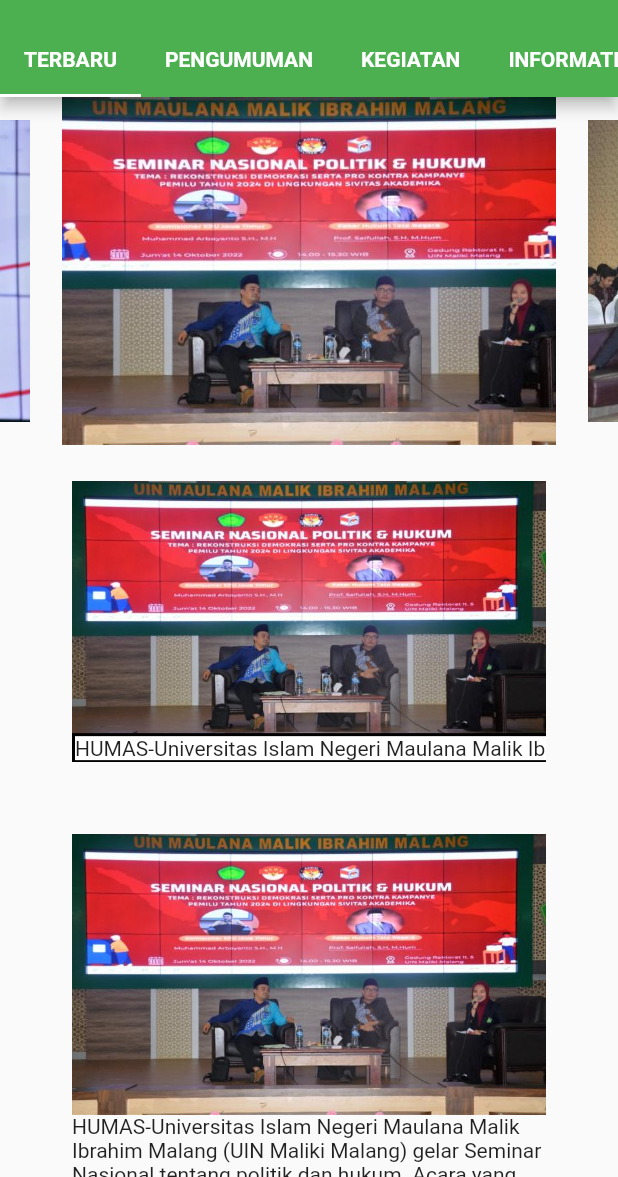
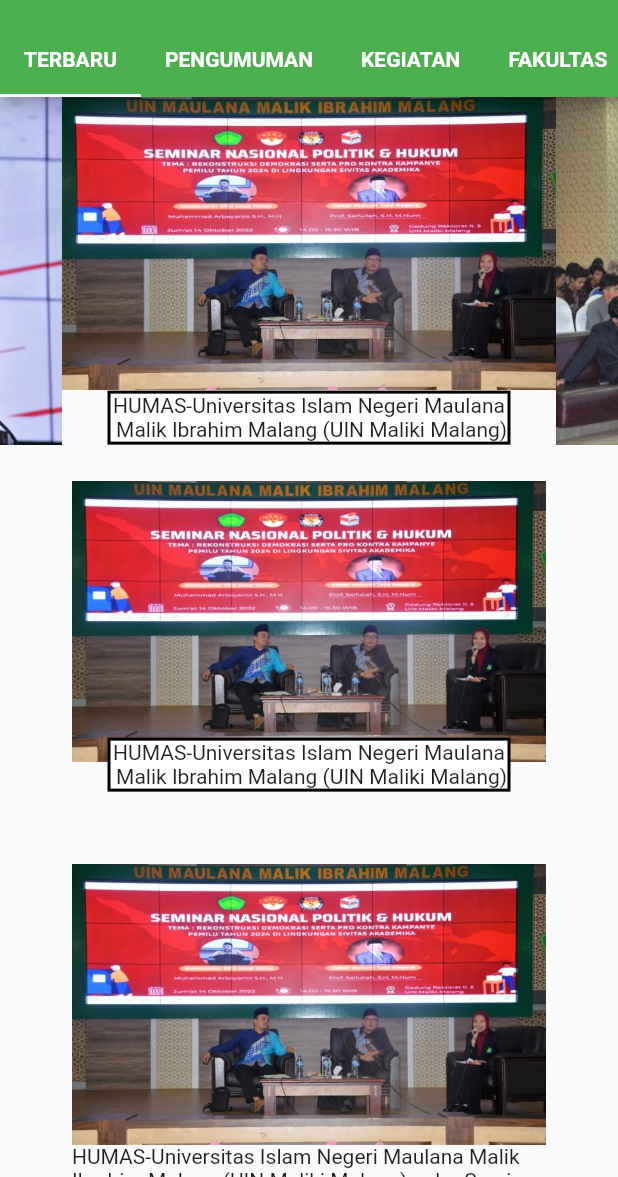
Before and after one commit to Efrosine/TAv2, a Flutter app: the screen it shows after launch, after a tap on "Login", on a phone screen of 412 x 824 dp, the part 59-1236 px from its top. Run offline on Flutter 3.47's test engine with Material 2 defaults, Android fonts, the phone set to English and light mode, and no system bars; drawn by our look-alikes of carousel_slider.

```diff
--- a/lib/Dasboardv2.dart
+++ b/lib/Dasboard.dart
@@ -1,14 +1,14 @@
 import 'package:flutter/material.dart';
 import 'package:flutter/src/widgets/container.dart';
 import 'package:flutter/src/widgets/framework.dart';
-import 'package:tugas_akhir_v2/Dashboard.dart';
+import 'package:tugas_akhir_v2/Tab_Terbaru.dart';
 import 'package:tugas_akhir_v2/Profile.dart';
-import 'package:tugas_akhir_v2/dasv3.dart';
+import 'package:tugas_akhir_v2/Tab_Pengumuman.dart';
 
-import 'home.dart';
+import 'Tab_Kegiatan.dart';
 
-class Dasboardv2 extends StatelessWidget {
-  const Dasboardv2({super.key});
+class Dasboard extends StatelessWidget {
+  const Dasboard({super.key});
 
   @override
   Widget build(BuildContext context) {
@@ -49,14 +49,14 @@ class Dasboardv2 extends StatelessWidget {
                         color: Colors.white, fontWeight: FontWeight.bold)),
               ),
               Tab(
-                child: Text('INFORMATIKA',
+                child: Text('FAKULTAS',
                     style: TextStyle(
                         color: Colors.white, fontWeight: FontWeight.bold)),
               ),
             ]),
           ),
           body: TabBarView(
-            children: [Dashboard(), dasv3(), Home(), dasv3()],
+            children: [TabTerbaru(), TabPengumuman(), TabKegiatan(), TabPengumuman()],
           )),
     );
   }
--- a/lib/Login.dart
+++ b/lib/Login.dart
@@ -2,8 +2,8 @@ import 'package:flutter/material.dart';
 import 'package:flutter/src/widgets/container.dart';
 import 'package:flutter/src/widgets/framework.dart';
 
-import 'Dasboardv2.dart';
-import 'Dashboard.dart';
+import 'Dasboard.dart';
+import 'Tab_Terbaru.dart';
 
 class Login extends StatelessWidget {
   const Login({super.key});
@@ -108,7 +108,7 @@ class Login extends StatelessWidget {
                     height: 30,
                   ),
                   GestureDetector(
-                    onTap: () {Navigator.push(context, MaterialPageRoute(builder: (context) => Dasboardv2(),));},
+                    onTap: () {Navigator.push(context, MaterialPageRoute(builder: (context) => Dasboard(),));},
                     child: Container(
                         height: 50,
                         decoration: BoxDecoration(
--- /dev/null
+++ b/lib/SplashScreen.dart
@@ -0,0 +1,33 @@
+import 'dart:async';
+
+import 'package:flutter/material.dart';
+import 'package:tugas_akhir_v2/Tab_Terbaru.dart';
+import 'package:tugas_akhir_v2/Login.dart';
+
+class SplahScreen extends StatefulWidget {
+  const SplahScreen({super.key});
+
+  @override
+  State<StatefulWidget> createState() => _homeState();
+}
+
+class _homeState extends State<SplahScreen> {
+  @override
+  void initState() {
+    // TODO: implement initState
+    super.initState();
+    Timer(
+      Duration(seconds: 3),
+      () => Navigator.push(
+          context, MaterialPageRoute(builder: (context) => Login())),
+    );
+  }
+
+  @override
+  Widget build(BuildContext context) {
+    // TODO: implement build
+    return Center(
+      child: Image.asset('assets/images/uin.png'),
+    );
+  }
+}
--- a/lib/home.dart
+++ b/lib/Tab_Kegiatan.dart
@@ -4,8 +4,8 @@ import 'package:flutter/src/widgets/framework.dart';
 
 import 'Berita.dart';
 
-class Home extends StatelessWidget {
-  const Home({super.key});
+class TabKegiatan extends StatelessWidget {
+  const TabKegiatan({super.key});
 
   @override
   Widget build(BuildContext context) {
--- a/lib/Dashboard.dart
+++ b/lib/Tab_Terbaru.dart
@@ -1,9 +1,10 @@
 import 'package:flutter/material.dart';
 import 'package:carousel_slider/carousel_slider.dart';
 import 'package:tugas_akhir_v2/Profile.dart';
+import 'package:tugas_akhir_v2/TitleOverImage.dart';
 
-class Dashboard extends StatelessWidget {
-  const Dashboard({super.key});
+class TabTerbaru extends StatelessWidget {
+  const TabTerbaru({super.key});
 
   @override
   Widget build(BuildContext context) {
@@ -12,15 +13,12 @@ class Dashboard extends StatelessWidget {
         children: [
           CarouselSlider(
             options: CarouselOptions(
-                autoPlay: true, enlargeCenterPage: true, aspectRatio: 16 / 9),
+                autoPlay: true),
             items: [
-              Container(
-                width: double.infinity,
-                child: Image.asset(
-                  'assets/images/news1.jpg',
-                  fit: BoxFit.cover,
-                ),
-              ),
+              TitleOverImage(
+                  image: 'assets/images/news1.jpg',
+                  title:
+                      'HUMAS-Universitas Islam Negeri Maulana \n Malik Ibrahim Malang (UIN Maliki Malang)'),
               Container(
                 width: double.infinity,
                 child: Image.asset(
@@ -39,17 +37,27 @@ class Dashboard extends StatelessWidget {
           ),
           Padding(
             padding: const EdgeInsets.symmetric(horizontal: 48, vertical: 24),
-            child: Stack(children: [
-              Image.asset('assets/images/news1.jpg'),
+            child:
+                Stack(alignment: AlignmentDirectional.bottomCenter, children: [
+              Column(
+                children: [
+                  Image.asset('assets/images/news1.jpg'),
+                  SizedBox(
+                    height: 20,
+                  )
+                ],
+              ),
               Positioned(
-                bottom: -1,
+                  bottom: 0,
                   child: Container(
-                decoration: BoxDecoration(
-                    color: Colors.white,
-                    border: Border.all(width: 2, color: Colors.black)),child: Text(
-                    'HUMAS-Universitas Islam Negeri Maulana Malik Ibrahim Malang (UIN Maliki Malang) gelar Seminar Nasional tentang politik dan hukum. Acara yang diinisiasi oleh Dewan Eksekutif Mahasiswa(DEMA) UIN Maliki Malang ini mengambil tema Rekonstruksi Demokrasi Serta Pro Kontra Kampanye Pemilu Tahun 2024 di Lingkungan Sivitas')
-              ,
-              ))
+                    decoration: BoxDecoration(
+                        color: Colors.white,
+                        border: Border.all(width: 2, color: Colors.black)),
+                    child: Text(
+                      'HUMAS-Universitas Islam Negeri Maulana \n Malik Ibrahim Malang (UIN Maliki Malang)',
+                      textAlign: TextAlign.center,
+                    ),
+                  ))
             ]),
           ),
           Padding(
--- /dev/null
+++ b/lib/TitleOverImage.dart
@@ -0,0 +1,30 @@
+import 'package:flutter/material.dart';
+
+class TitleOverImage extends StatelessWidget {
+  final String image, title;
+  const TitleOverImage({required this.image, required this.title});
+
+  @override
+  Widget build(BuildContext context) {
+    return Container(
+      child: Stack(alignment: AlignmentDirectional.bottomCenter, children: [
+        Column(
+          children: [
+            Image.asset(image),SizedBox(height: 10,)
+          ],
+        ),
+        Positioned(
+            bottom: 0,
+            child: Container(
+              decoration: BoxDecoration(
+                  color: Colors.white,
+                  border: Border.all(width: 2, color: Colors.black)),
+              child: Text(
+                title,
+                textAlign: TextAlign.center,
+              ),
+            ))
+      ]),
+    );
+  }
+}
--- a/lib/main.dart
+++ b/lib/main.dart
@@ -1,5 +1,5 @@
 import 'package:flutter/material.dart';
-import 'package:tugas_akhir_v2/Leading.dart';
+import 'package:tugas_akhir_v2/SplashScreen.dart';
 import 'Login.dart';
 
 void main() {
@@ -15,18 +15,9 @@ class MyApp extends StatelessWidget {
     return MaterialApp(
       title: 'Flutter Demo',
       theme: ThemeData(
-        // This is the theme of your application.
-        //
-        // Try running your application with "flutter run". You'll see the
-        // application has a blue toolbar. Then, without quitting the app, try
-        // changing the primarySwatch below to Colors.green and then invoke
-        // "hot reload" (press "r" in the console where you ran "flutter run",
-        // or simply save your changes to "hot reload" in a Flutter IDE).
-        // Notice that the counter didn't reset back to zero; the application
-        // is not restarted.
         primarySwatch: Colors.blue,
       ),
-      home: const Login(),
+      home: const SplahScreen(),
     );
   }
 }
```
Also changed, not shown: lib/Leading.dart (deleted, +0 -35 lines), lib/Tab_Fakultas.dart (renamed from lib/dasv3.dart, +3 -5 lines), lib/Tab_Pengumuman.dart (added, +12 -0 lines).
